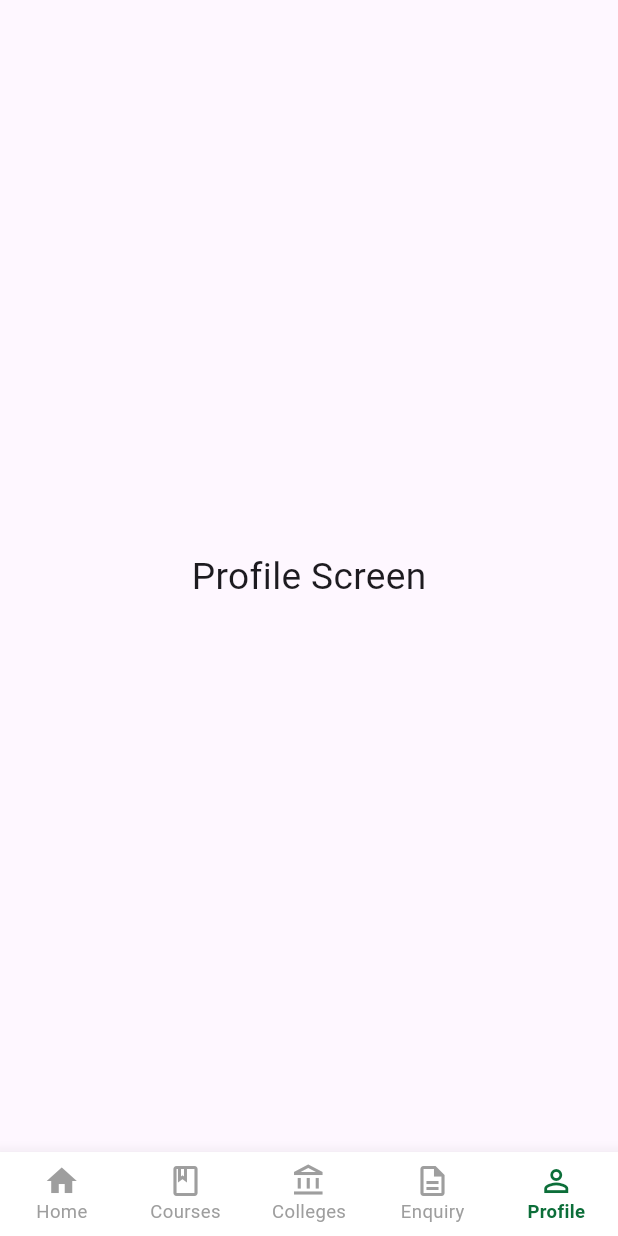
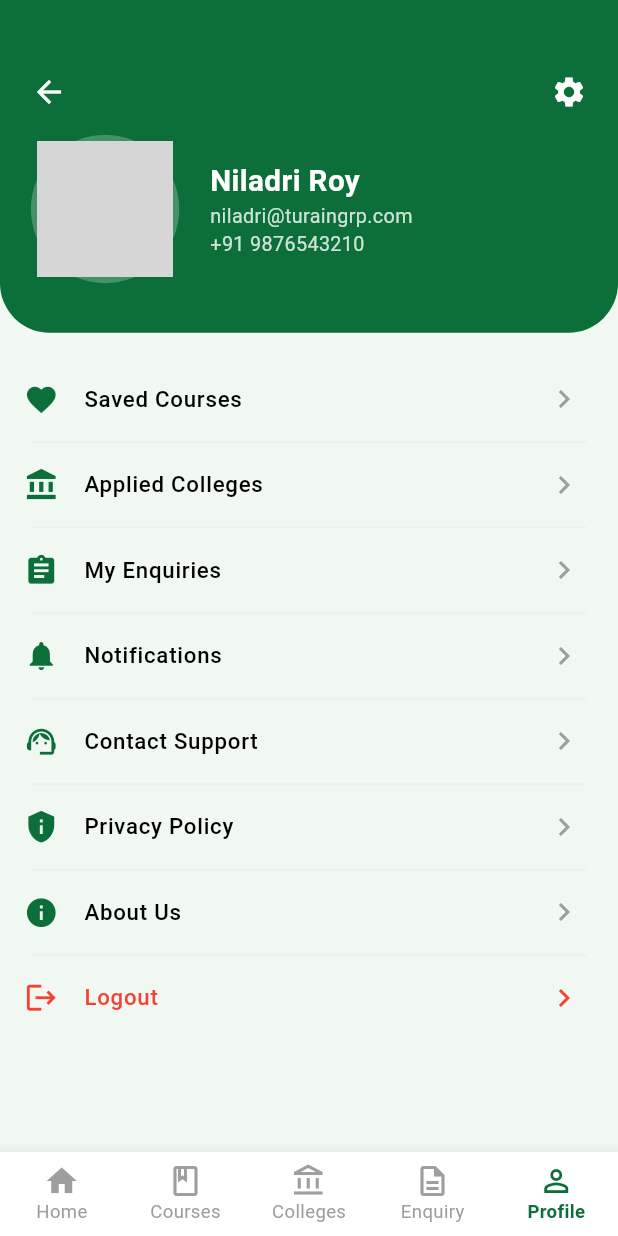
Before and after one commit to niladri-turain/PathWay-App, a Flutter app: the screen it shows after launch, item 5 of the bottom bar chosen, on a phone screen of 412 x 824 dp. Run offline on Flutter 3.47's test engine with Material 3 defaults, Android fonts, the phone set to English and light mode, and no system bars; network calls fail; grey boxes are pictures that could not be loaded.

Commit message:
design profile screen

```diff
--- a/lib/features/pages/profile/profile_screen.dart
+++ b/lib/features/pages/profile/profile_screen.dart
@@ -1,4 +1,5 @@
 import 'package:flutter/material.dart';
+import '../../../core/constant/app_colors.dart';
 import '../../../core/constant/app_size.dart';
 
 class ProfileScreen extends StatefulWidget {
@@ -12,12 +13,138 @@ class _ProfileScreenState extends State<ProfileScreen> {
   @override
   Widget build(BuildContext context) {
     return Scaffold(
-      body: Center(
-        child: Text(
-          "Profile Screen",
-          style: TextStyle(fontSize: AppSize.height(0.03)),
+      backgroundColor: AppColors.white,
+      body: SingleChildScrollView(
+        child: Container(
+          constraints: BoxConstraints(minHeight: AppSize.height(1)),
+          color: AppColors.light,
+          child: Column(
+            children: [
+              // Green Header Section
+              Container(
+                padding: EdgeInsets.only(
+                  top: AppSize.height(0.06),
+                  bottom: AppSize.height(0.04),
+                  left: AppSize.width(0.05),
+                  right: AppSize.width(0.05),
+                ),
+                decoration: BoxDecoration(
+                  color: AppColors.green,
+                  borderRadius: BorderRadius.only(
+                    bottomLeft: Radius.circular(AppSize.width(0.08)),
+                    bottomRight: Radius.circular(AppSize.width(0.08)),
+                  ),
+                ),
+                child: Column(
+                  children: [
+                    Row(
+                      mainAxisAlignment: MainAxisAlignment.spaceBetween,
+                      children: [
+                        const Icon(Icons.arrow_back, color: AppColors.white),
+                        const Icon(Icons.settings, color: AppColors.white),
+                      ],
+                    ),
+                    SizedBox(height: AppSize.height(0.02)),
+                    Row(
+                      children: [
+                        CircleAvatar(
+                          radius: AppSize.width(0.12),
+                          backgroundColor: Colors.white24,
+                          child: CircleAvatar(
+                            radius: AppSize.width(0.11),
+                            backgroundImage: const NetworkImage(
+                              "https://img.freepik.com/free-vector/businessman-character-avatar-isolated_24877-60111.jpg",
+                            ),
+                          ),
+                        ),
+                        SizedBox(width: AppSize.width(0.05)),
+                        Column(
+                          crossAxisAlignment: CrossAxisAlignment.start,
+                          children: [
+                            Text(
+                              "Niladri Roy",
+                              style: TextStyle(
+                                color: AppColors.white,
+                                fontSize: AppSize.height(0.024),
+                                fontWeight: FontWeight.bold,
+                              ),
+                            ),
+                            Text(
+                              "niladri@turaingrp.com",
+                              style: TextStyle(
+                                color: AppColors.white.withOpacity(0.8),
+                                fontSize: AppSize.height(0.016),
+                              ),
+                            ),
+                            Text(
+                              "+91 9876543210",
+                              style: TextStyle(
+                                color: AppColors.white.withOpacity(0.8),
+                                fontSize: AppSize.height(0.016),
+                              ),
+                            ),
+                          ],
+                        ),
+                      ],
+                    ),
+                  ],
+                ),
+              ),
+
+              // Profile Options List
+              Padding(
+                padding: EdgeInsets.symmetric(vertical: AppSize.height(0.02)),
+                child: Column(
+                  children: [
+                    _buildProfileOption(Icons.favorite, "Saved Courses"),
+                    _buildProfileOption(Icons.account_balance, "Applied Colleges"),
+                    _buildProfileOption(Icons.assignment, "My Enquiries"),
+                    _buildProfileOption(Icons.notifications, "Notifications"),
+                    _buildProfileOption(Icons.support_agent, "Contact Support"),
+                    _buildProfileOption(Icons.privacy_tip, "Privacy Policy"),
+                    _buildProfileOption(Icons.info, "About Us"),
+                    _buildProfileOption(Icons.logout, "Logout", isLogout: true),
+                  ],
+                ),
+              ),
+            ],
+          ),
         ),
       ),
     );
   }
+
+  Widget _buildProfileOption(IconData icon, String title, {bool isLogout = false}) {
+    return Column(
+      children: [
+        ListTile(
+          leading: Icon(
+            icon,
+            color: isLogout ? Colors.red : AppColors.green,
+            size: AppSize.height(0.028),
+          ),
+          title: Text(
+            title,
+            style: TextStyle(
+              fontSize: AppSize.height(0.018),
+              fontWeight: FontWeight.w500,
+              color: isLogout ? Colors.red : AppColors.black,
+            ),
+          ),
+          trailing: Icon(
+            Icons.chevron_right,
+            color: isLogout ? Colors.red : Colors.grey,
+          ),
+          onTap: () {
+            // Add navigation logic here
+          },
+        ),
+        if (!isLogout)
+          Padding(
+            padding: EdgeInsets.symmetric(horizontal: AppSize.width(0.05)),
+            child: Divider(color: Colors.grey[200], height: 1),
+          ),
+      ],
+    );
+  }
 }
```
